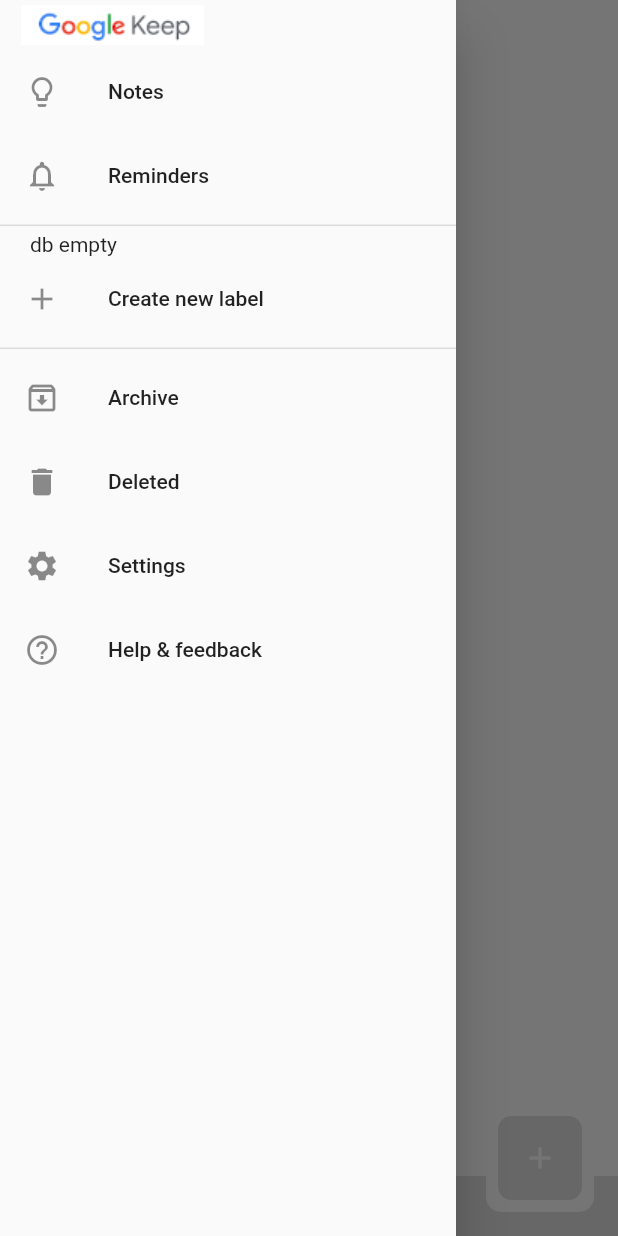
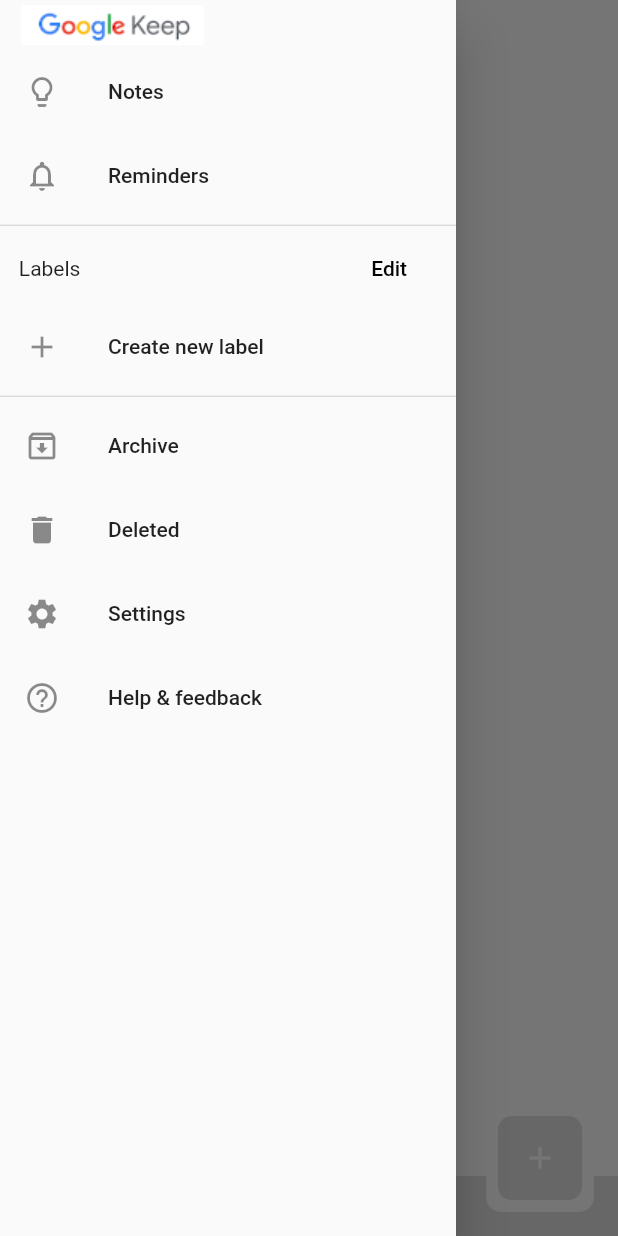
Before and after one commit to samiFlutter/keep_clone, a Flutter app: the screen it shows after launch, with the side drawer open, on a phone screen of 412 x 824 dp. Run offline on Flutter 3.47's test engine with Material 2 defaults, Android fonts, the phone set to English and light mode, and no system bars; our stand-ins replace material_floating_search_bar, sqflite; accounts and stored records are empty.

Commit message:
after adding newlabelscreen  adding function save to database in crete new butto

```diff
--- a/lib/screen/navdrawer_screen.dart
+++ b/lib/screen/navdrawer_screen.dart
@@ -1,5 +1,6 @@
 import 'package:flutter/material.dart';
 import 'package:keep_clone/model/label_model.dart';
+import 'package:keep_clone/screen/new_lebel_screen.dart';
 
 import '../service/my_databasehelper.dart';
 
@@ -8,9 +9,43 @@
   @override
   Widget build(BuildContext context) {
     return Drawer(
-      child: ListView(
-        padding: EdgeInsets.zero,
-        children: <Widget>[
+      child: FutureBuilder<List<LabelModel>>(
+        future: DatabaseHelper.instance.getLabelModels(),
+        builder:
+            (BuildContext context, AsyncSnapshot<List<LabelModel>> snapshot) {
+          return snapshot.data == null
+              ? Container(
+                  child: Text('snapshot null'),
+                )
+              : snapshot.data!.isEmpty
+                  ? Column(
+                      children: upList(context) + downList(context),
+                    )
+                  : ListView(
+                      children: upList(context) +
+                          snapshot.data!.map((label) {
+                            return Center(
+                              child: Card(
+                                color: selectedId == label.id
+                                    ? Colors.amber
+                                    : Colors.white,
+                                child: ListTile(
+                                  leading: Icon(Icons.label_outline),
+                                  title: Text(label.name),
+                                  onTap: () => {},
+                                ),
+                              ),
+                            );
+                          }).toList() +
+                          downList(context),
+                    );
+        },
+      ),
+    );
+  }
+
+  List<Widget> upList(BuildContext context) {
+    return <Widget>[
       Row(
         children: [
           Image.asset(
@@ -19,20 +54,6 @@
           ),
         ],
       ),
-          // DrawerHeader(
-          //   // child: Text(
-          //   //   'Google Keep',
-          //   //   style: TextStyle(color: Colors.white, fontSize: 25),
-          //   // ),
-          //   child: Image.asset('assets/google_keep.png'),
-          //   decoration: BoxDecoration(
-          //     color: Colors.green,
-          //     // image: DecorationImage(
-          //     //     fit: BoxFit.fill,
-          //     //     image: AssetImage('assets/images/cover.jpg')
-          //     //     )
-          //   ),
-          // ),
       ListTile(
         leading: Icon(Icons.lightbulb_outline_rounded),
         title: Text('Notes'),
@@ -49,74 +70,44 @@
         height: 10,
         thickness: 1,
       ),
-          // Row(
-          //   mainAxisAlignment: MainAxisAlignment.spaceAround,
-          //   children: [
-          //     Text('Labels'),
-          //     SizedBox(
-          //       width: MediaQuery.of(context).size.width * 0.3,
-          //     ),
-          //     TextButton(
-          //       style: TextButton.styleFrom(
-          //         primary: Colors.black,
-          //       ),
-          //       onPressed: () {},
-          //       child: Text('Edit'),
-          //     )
-          //   ],
-          // ),
-          // ListTile(
-          //   leading: Icon(Icons.label_outline),
-          //   title: Text('work'),
-          //   onTap: () => {Navigator.of(context).pop()},
-          // ),
-          // ListTile(
-          //   leading: Icon(Icons.add),
-          //   title: Text('Create new label '),
-          //   onTap: () => {Navigator.of(context).pop()},
-          // ),
-          FutureBuilder<List<LabelModel>>(
-            future: DatabaseHelper.instance.getLabelModels(),
-            builder: (BuildContext context,
-                AsyncSnapshot<List<LabelModel>> snapshot) {
-              return snapshot.data == null
-                  ? Container(
-                      child: Text('snapshot null'),
+      Row(
+        mainAxisAlignment: MainAxisAlignment.spaceAround,
+        children: [
+          Text('Labels'),
+          SizedBox(
+            width: MediaQuery.of(context).size.width * 0.3,
+          ),
+          TextButton(
+            style: TextButton.styleFrom(
+              primary: Colors.black,
+            ),
+            onPressed: () {
+              Navigator.pop(context);
+              Navigator.push(
+                context,
+                MaterialPageRoute(builder: (context) => const NewLabelScreen()),
+              );
+            },
+            child: Text('Edit'),
           )
-                  : snapshot.data!.isEmpty
-                      ? Column(
-                          children: [
-                            Container(
-                              padding: EdgeInsets.fromLTRB(20, 0, 0, 0),
-                              alignment: Alignment.bottomLeft,
-                              child: Text('db empty'),
+        ],
       ),
+    ];
+  }
+
+  List<Widget> downList(BuildContext context) {
+    return <Widget>[
       ListTile(
         leading: Icon(Icons.add),
         title: Text('Create new label '),
-                              onTap: () => {Navigator.of(context).pop()},
-                            ),
-                          ],
+        onTap: () => {
+          Navigator.pop(context),
+          Navigator.push(
+            context,
+            MaterialPageRoute(builder: (context) => const NewLabelScreen()),
           )
-                      : ListView(
-                          children: snapshot.data!.map((label) {
-                            return Center(
-                              child: Card(
-                                color: selectedId == label.id
-                                    ? Colors.amber
-                                    : Colors.white,
-                                child: ListTile(
-                                  leading: Icon(Icons.add),
-                                  title: Text('Create new label '),
-                                  onTap: () => {Navigator.of(context).pop()},
-                                ),
-                              ),
-                            );
-                          }).toList(),
-                        );
         },
       ),
-
       Divider(
         height: 10,
         thickness: 1,
@@ -141,8 +132,6 @@
         title: Text('Help & feedback'),
         onTap: () => {Navigator.of(context).pop()},
       ),
-        ],
-      ),
-    );
+    ];
   }
 }
--- a/lib/screen/new_item_screen.dart
+++ b/lib/screen/new_item_screen.dart
@@ -54,8 +54,8 @@
               onPressed: () {
                 setState(() {
                   bt2
-                      ? bt2Icon = Icons.notification_add_outlined
-                      : bt2Icon = Icons.notification_add;
+                      ? bt2Icon = Icons.add_alert_outlined
+                      : bt2Icon = Icons.add_alert;
                   bt2 = !bt2;
                 });
                 // do something
--- a/lib/service/my_databasehelper.dart
+++ b/lib/service/my_databasehelper.dart
@@ -35,7 +35,7 @@
       description TEXT
     )
 ''');
-  await db.execute('''
+    await db.execute('''
     CREATE TABLE labels(
       id INTEGER PRIMARY KEY,
       name TEXT
@@ -81,9 +81,7 @@
 //////pour le table labels
   ///
 
-
   Future<List<LabelModel>> getLabelModels() async {
-
     Database db = await instance.database;
     var labels = await db.query(
       'labels',
```
Also changed, not shown: lib/screen/new_lebel_screen.dart (+127 -0 lines). Lines whose indentation alone changed are shown as unchanged.
